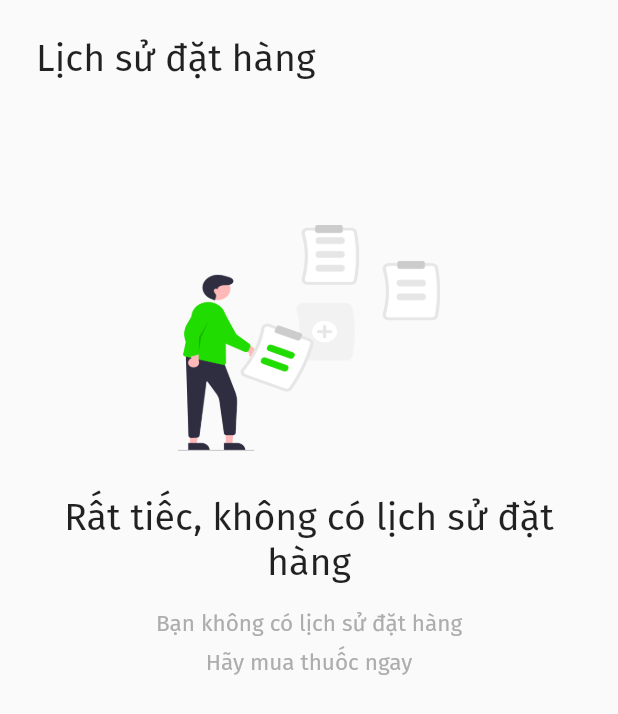
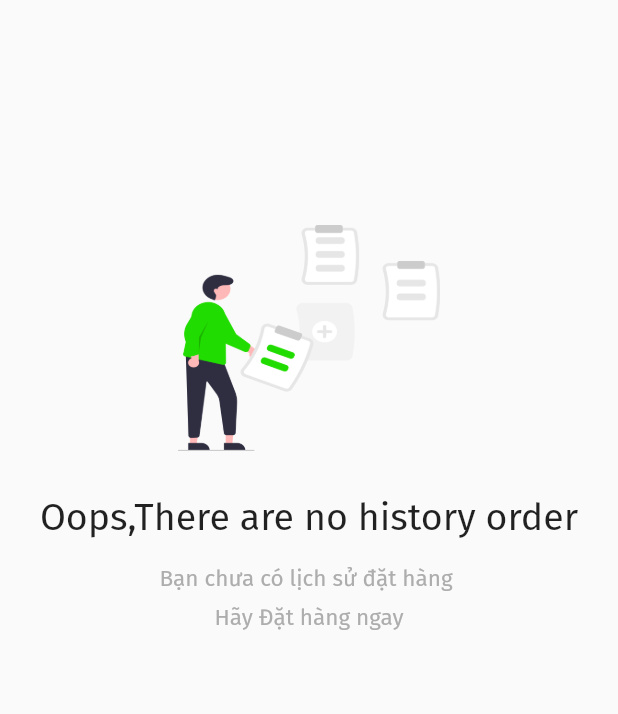
Before and after one commit to SangPhem/Huflit_Flutter_Project, a Flutter app: the HistoryPages screen opened directly, on a phone screen of 412 x 824 dp. Shown: the top 714 px of the screen. Run offline on Flutter 3.47's test engine with Material 2 defaults, Android fonts, the phone set to English and light mode, and no system bars; our stand-ins replace google_fonts, shared_preferences; accounts and stored records are empty; network calls fail.

Commit message:
sửa lịch sử

```diff
--- a/lib/main.dart
+++ b/lib/main.dart
@@ -1,6 +1,6 @@
 import 'package:flutter/material.dart';
-import 'package:med_app/pages/splash_screen.dart';
-import 'package:med_app/pages/success_checkout.dart';
+import 'package:med_app/pages/login_page.dart';
+
 //import 'package:med_app/screens/welcome_screen.dart';
 import 'package:med_app/theme.dart';
 
@@ -14,7 +14,7 @@ class MyApp extends StatelessWidget {
     return MaterialApp(
       debugShowCheckedModeBanner: false,
       theme: ThemeData(primaryColor: greenColor),
-      home: SplashScreen(),
+      home: LoginPages(),
     );
   }
 }
--- a/lib/network/api/url_api.dart
+++ b/lib/network/api/url_api.dart
@@ -1,5 +1,5 @@
 class BASEURL {
-  static String ipAddress = "172.16.32.129";
+  static String ipAddress = "192.168.1.117";
   static String apiRegister = "http://$ipAddress/med_app_db/register_api.php";
   static String apiLogin = "http://$ipAddress/med_app_db/login_api.php";
 
--- a/lib/pages/cart_pages.dart
+++ b/lib/pages/cart_pages.dart
@@ -341,14 +341,14 @@ class _CartPagesState extends State<CartPages> {
                                           icon: Icon(Icons.add_circle,
                                               color: Colors.cyan),
                                           onPressed: () {
-                                            updateQuantity("add", x);
+                                            updateQuantity("add", x.idCart as CartModel);
                                           }),
                                       Text(x.quantity as String),
                                       IconButton(
                                           icon: Icon(Icons.remove_circle,
                                               color: Color(0xfff0997a)),
                                           onPressed: () {
-                                            updateQuantity("reduce", x);
+                                            updateQuantity("reduce", x.idCart as CartModel);
                                           }),
                                     ],
                                   ),
--- a/lib/pages/history_page.dart
+++ b/lib/pages/history_page.dart
@@ -1,6 +1,7 @@
 import 'dart:convert';
-
 import 'package:flutter/material.dart';
+import 'package:http/http.dart';
+import 'package:med_app/network/api/url_api.dart';
 // import 'package:med_app/network/api/url_api.dart';
 import 'package:med_app/network/model/history_model.dart';
 import 'package:med_app/network/model/pref_profile_model.dart';
@@ -8,9 +9,10 @@ import 'package:med_app/theme.dart';
 import 'package:med_app/widget/card_history.dart';
 import 'package:med_app/widget/widget_illustration.dart';
 import 'package:shared_preferences/shared_preferences.dart';
-// import 'package:http/http.dart' as http;
+import 'package:http/http.dart' as http;
 
 class HistoryPages extends StatefulWidget {
+
   @override
   _HistoryPagesState createState() => _HistoryPagesState();
 }
@@ -18,28 +20,30 @@ class HistoryPages extends StatefulWidget {
 class _HistoryPagesState extends State<HistoryPages> {
    List<HistoryOrdelModel> list = [];
   String? userID;
-  getPref() async {
+
+  getPref() async{
     SharedPreferences sharedPreferences = await SharedPreferences.getInstance();
     setState(() {
       userID = sharedPreferences.getString(PrefProfile.idUSer);
     });
-//    getHistory();
+    getHistory();
   }
 
-  // getHistory() async {
-  //   list.clear();
-  //   var urlHistory = Uri.parse(BASEURL.historyOrder + userID!);
-  //   final response = await http.get(urlHistory);
-  //   if (response.statusCode == 200) {
-  //     setState(() {
-  //       final data = jsonDecode(response.body);
-  //       for (Map item in data) {
-  //         list.add(HistoryOrdelModel.fromJson(item));
-  //       }
-  //     });
-  //   }
-  // }
-
+  getHistory() async{
+    list.clear();
+    var urlHistory = Uri.parse(BASEURL.historyOrder + userID!);
+    final response = await http.get(urlHistory);
+    if(response.statusCode == 200) {
+        setState(() {
+          final data = jsonDecode(response.body);
+            for (Map item in data)
+            {
+              list.add(HistoryOrdelModel.fromJson(item));
+            }
+            print(list[0]);
+        });
+      }
+  }
 @override
   void initState() {
     super.initState();
@@ -47,40 +51,39 @@ class _HistoryPagesState extends State<HistoryPages> {
   }
 
   @override
-  Widget build(BuildContext context) {
+    Widget build(BuildContext context){
       return Scaffold(
-      body: SafeArea(
-        child: ListView(children: [
+        body:
+        list.length == 0 ? Center(
+          child: Column(
+            children: [
+              SizedBox(height: 150,),
+              WidgetIllustration(image: "assets/no_history_ilustration.png" ,
+              subtitle1: "Bạn chưa có lịch sử đặt hàng ",
+              subtitle2: "Hãy Đặt hàng ngay" ,
+              title: "Oops,There are no history order",),
+            ],
+          ),
+        ) :
+        SafeArea(
+          child: ListView(
+            children: [
               Container(
               padding: EdgeInsets.fromLTRB(24, 24, 24, 0),
               height: 70,
-              child: Text(
-                "Lịch sử đặt hàng",
+              child:
+                Text(
+                  "Lịch sử",
                   style: regulerTextStyle.copyWith(fontSize: 25),
                 )),
-          SizedBox(
-            height: (list.length == 0) ? 80 : 20,
-          ),
-          list.length == 0
-              ? Center(
-                  child: Container(
-                    padding: EdgeInsets.symmetric(horizontal: 24),
-                    child: WidgetIllustration(
-                      image: "assets/no_history_ilustration.png",
-                      subtitle1: "Bạn không có lịch sử đặt hàng",
-                      subtitle2: "Hãy mua thuốc ngay",
-                      title: "Rất tiếc, không có lịch sử đặt hàng",
-                    ),
-                  ),
-                )
-              : ListView.builder(
+                SizedBox(height: 20,),
+              ListView.builder(
                 shrinkWrap: true,
                 itemCount: list.length,
-                  itemBuilder: (context, i) {
+                itemBuilder: (context,i){
                   final x = list[i];
                     return Container(
-                      padding:
-                          EdgeInsets.symmetric(horizontal: 30, vertical: 8),
+                      padding: EdgeInsets.symmetric(horizontal: 30,vertical: 8),
                       child: CardHistory(
                         model: x,
                        ),
```
Also changed, not shown: lib/network/model/history_model.dart (+9 -9 lines), lib/widget/card_history.dart (+11 -26 lines). Lines whose indentation alone changed are shown as unchanged.
